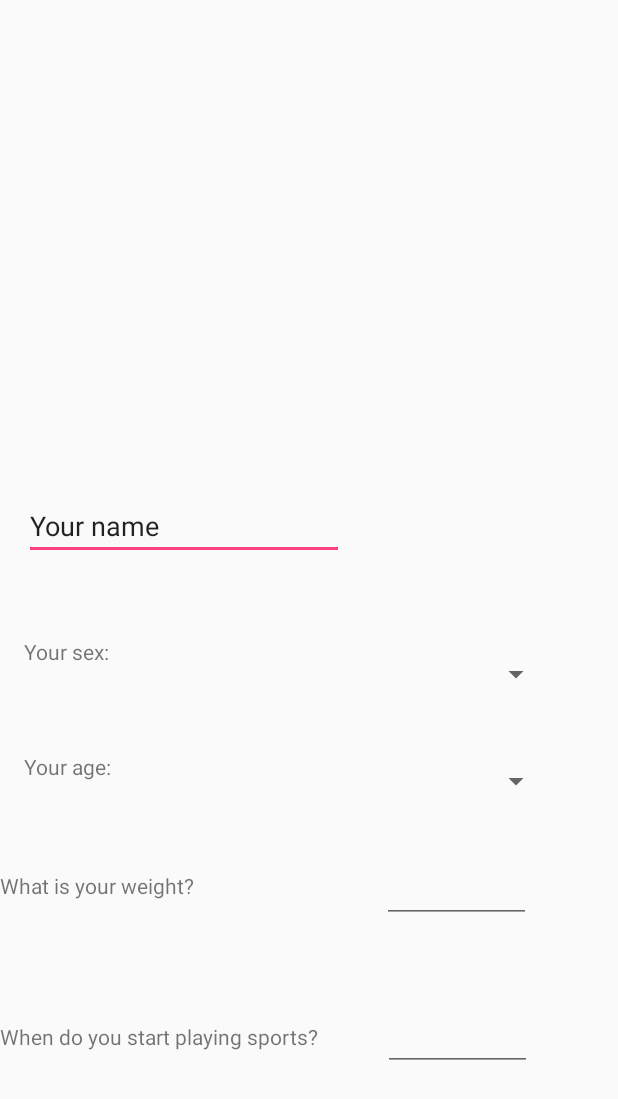
After one commit to francescoFabris/H2Ofunzionante, an Android app: the layout activity_input.xml on its own in the app's theme, with its tools: preview values and no code run, on a phone screen of 412 x 824 dp. The commit adds this screen. Shown: the top 1099 px of the screen. Run offline under Robolectric (Android 15) with nearby library versions, the phone set to English and light mode, and no system bars.

Commit message:
lorem ipsum

```diff
--- a/app/build.gradle
+++ b/app/build.gradle
@@ -26,4 +26,5 @@ dependencies {
     })
     compile 'com.android.support:appcompat-v7:25.0.0'
     testCompile 'junit:junit:4.12'
+    compile 'com.android.support.constraint:constraint-layout:1.0.1'
 }
--- /dev/null
+++ b/app/src/main/java/it/unipd/dei/esp1617/h2o/InputActivity.java
@@ -0,0 +1,28 @@
+package it.unipd.dei.esp1617.h2o;
+
+import android.os.Bundle;
+import android.support.v7.app.AppCompatActivity;
+import android.widget.EditText;
+import android.widget.Spinner;
+
+/**
+ * Created by boemd on 04/04/2017.
+ */
+
+public class InputActivity extends AppCompatActivity
+{
+    private EditText spaceName, spaceWeight, spaceSport;
+    private Spinner spinnerSex,spinnerAge;
+
+    @Override
+    protected void onCreate(Bundle savedInstanceState)
+    {
+        super.onCreate(savedInstanceState);
+        setContentView(R.layout.activity_input);
+        spaceName=(EditText) findViewById(R.id.name_space);
+        spaceWeight=(EditText) findViewById(R.id.weight);
+        spaceSport=(EditText) findViewById(R.id.sport_time);
+        spinnerSex=(Spinner) findViewById(R.id.sex_spinner);
+        spinnerAge=(Spinner) findViewById(R.id.age_spinner);
+    }
+}
--- /dev/null
+++ b/app/src/main/res/layout/activity_input.xml
@@ -0,0 +1,114 @@
+<?xml version="1.0" encoding="utf-8"?>
+<android.support.constraint.ConstraintLayout
+    xmlns:android="http://schemas.android.com/apk/res/android"
+    xmlns:app="http://schemas.android.com/apk/res-auto"
+    xmlns:tools="http://schemas.android.com/tools"
+    android:layout_width="match_parent"
+    android:layout_height="match_parent"
+    android:layout_gravity="center"
+    android:orientation="vertical"
+    tools:layout_editor_absoluteY="81dp"
+    tools:layout_editor_absoluteX="0dp"
+    android:weightSum="100.0">
+
+
+    <EditText
+        android:id="@+id/name_space"
+        android:layout_width="wrap_content"
+        android:layout_height="wrap_content"
+        android:ems="10"
+        android:inputType="textPersonName"
+        android:text="@string/name_insert"
+        android:textAlignment="viewStart"
+        android:layout_marginLeft="16dp"
+        app:layout_constraintLeft_toLeftOf="parent"
+        android:layout_marginRight="8dp"
+        app:layout_constraintRight_toRightOf="parent"
+        app:layout_constraintHorizontal_bias="0.0"
+        android:layout_marginBottom="51dp"
+        app:layout_constraintBottom_toTopOf="@+id/sex_field"
+        app:layout_constraintTop_toTopOf="parent"
+        android:layout_marginTop="8dp"
+        app:layout_constraintVertical_bias="1.0"/>
+
+
+    <Spinner
+        android:id="@+id/sex_spinner"
+        android:layout_width="93dp"
+        android:layout_height="28dp"
+        app:layout_constraintLeft_toRightOf="@+id/sex_field"
+        android:layout_marginLeft="201dp"
+        android:layout_marginBottom="45dp"
+        app:layout_constraintBottom_toTopOf="@+id/age_spinner"/>
+
+    <TextView
+        android:id="@+id/sex_field"
+        android:layout_width="wrap_content"
+        android:layout_height="wrap_content"
+        android:text="@string/sex_insert"
+        android:layout_marginLeft="16dp"
+        app:layout_constraintLeft_toLeftOf="parent"
+        android:layout_marginBottom="57dp"
+        app:layout_constraintBottom_toTopOf="@+id/age_field"/>
+
+    <TextView
+        android:id="@+id/age_field"
+        android:layout_width="wrap_content"
+        android:layout_height="wrap_content"
+        android:text="@string/age_insert"
+        android:layout_marginLeft="16dp"
+        app:layout_constraintLeft_toLeftOf="parent"
+        android:layout_marginBottom="60dp"
+        app:layout_constraintBottom_toTopOf="@+id/weight_field"/>
+
+    <Spinner
+        android:id="@+id/age_spinner"
+        android:layout_width="94dp"
+        android:layout_height="23dp"
+        app:layout_constraintLeft_toRightOf="@+id/age_field"
+        android:layout_marginLeft="199dp"
+        android:layout_marginBottom="54dp"
+        app:layout_constraintBottom_toTopOf="@+id/weight"/>
+
+    <TextView
+        android:id="@+id/weight_field"
+        android:layout_width="wrap_content"
+        android:layout_height="wrap_content"
+        android:text="@string/weight_insert"
+        tools:layout_editor_absoluteX="16dp"
+        android:layout_marginBottom="81dp"
+        app:layout_constraintBottom_toTopOf="@+id/sport_field"/>
+
+    <EditText
+        android:id="@+id/weight"
+        android:layout_width="99dp"
+        android:layout_height="29dp"
+        android:ems="10"
+        android:inputType="number"
+        app:layout_constraintLeft_toRightOf="@+id/weight_field"
+        android:layout_marginLeft="125dp"
+        android:layout_marginBottom="69dp"
+        app:layout_constraintBottom_toTopOf="@+id/sport_time"/>
+
+    <TextView
+        android:id="@+id/sport_field"
+        android:layout_width="wrap_content"
+        android:layout_height="wrap_content"
+        android:text="@string/sport_insert"
+        tools:layout_editor_absoluteX="16dp"
+        app:layout_constraintBottom_toBottomOf="parent"
+        android:layout_marginBottom="123dp"/>
+
+    <EditText
+        android:id="@+id/sport_time"
+        android:layout_width="99dp"
+        android:layout_height="29dp"
+        android:ems="10"
+        android:inputType="time"
+        app:layout_constraintLeft_toRightOf="@+id/sport_field"
+        android:layout_marginLeft="43dp"
+        app:layout_constraintBottom_toBottomOf="parent"
+        android:layout_marginBottom="110dp"/>
+
+
+</android.support.constraint.ConstraintLayout>
--- a/app/src/main/res/layout/activity_main.xml
+++ b/app/src/main/res/layout/activity_main.xml
@@ -11,8 +11,5 @@
     android:paddingTop="@dimen/activity_vertical_margin"
     tools:context="it.unipd.dei.esp1617.h2o.MainActivity">
 
-    <TextView
-        android:layout_width="wrap_content"
-        android:layout_height="wrap_content"
-        android:text="Hello World!"/>
+
 </RelativeLayout>
--- a/app/src/main/res/values/strings.xml
+++ b/app/src/main/res/values/strings.xml
@@ -1,3 +1,8 @@
 <resources>
     <string name="app_name">H2O</string>
+    <string name="name_insert">Your name</string>
+    <string name="sex_insert">Your sex: </string>
+    <string name="age_insert">Your age: </string>
+    <string name="sport_insert">When do you start playing sports?</string>
+    <string name="weight_insert">What is your weight?</string>
 </resources>
--- a/build.gradle
+++ b/build.gradle
@@ -5,7 +5,7 @@ buildscript {
         jcenter()
     }
     dependencies {
-        classpath 'com.android.tools.build:gradle:2.2.3'
+        classpath 'com.android.tools.build:gradle:2.3.0'
 
         // NOTE: Do not place your application dependencies here; they belong
         // in the individual module build.gradle files
```
Also changed, not shown: gradle/wrapper/gradle-wrapper.properties.
